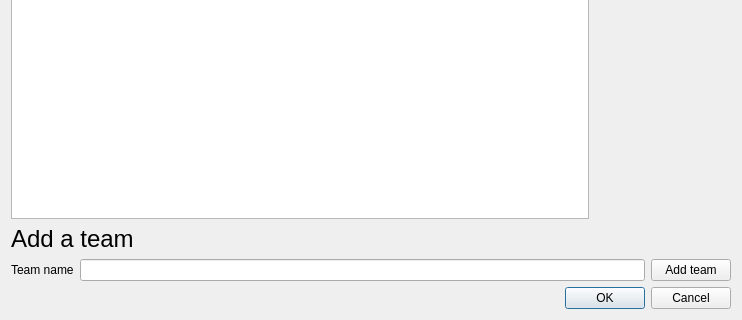
Above: curling_league/edit_league_dialogue.ui from mattwbdv/Sports-League-Manager before the change; both pictures show x 0 to 742 and y 264 to 584 of the 742 by 584 pixel window. Below: the same form after it.
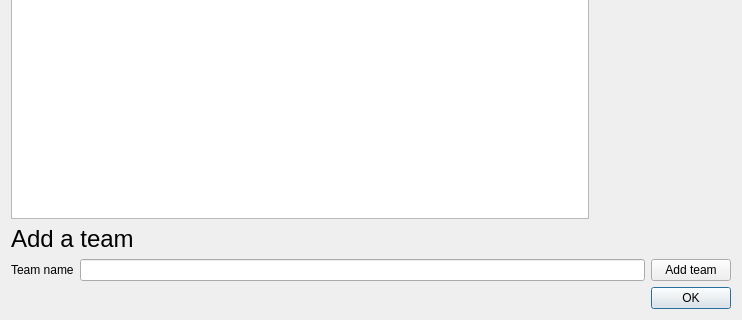
That is the form after the change.

Commit message: adding more button functionality

What changed in the file:
```diff
--- a/curling_league/edit_league_dialogue.ui
+++ b/curling_league/edit_league_dialogue.ui
@@ -116,7 +116,7 @@
         <enum>Qt::Horizontal</enum>
        </property>
        <property name="standardButtons">
-        <set>QDialogButtonBox::Cancel|QDialogButtonBox::Ok</set>
+        <set>QDialogButtonBox::Ok</set>
        </property>
       </widget>
      </item>
```
Left out of the diff: 2 changed lines with no effect on the pictures. The commit also changes 4 other files.
